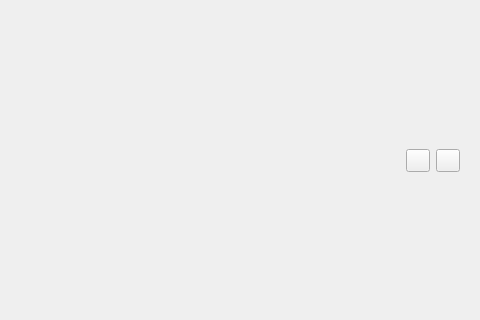
Old version of the form pomodoro-task-app/ui/tasks_list_view.ui in the repository kun-codes/pomodoro-task-app.py; both pictures show x 320 to 800 and y 139 to 459 of the 800 by 600 pixel window.
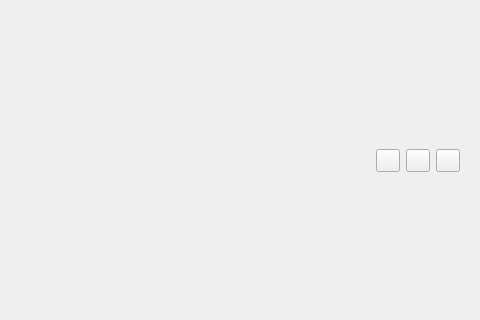
New version of the form. Custom widgets are drawn as their Qt base class.

Commit message: feat(task view): add time tracking display for each individual task

The edit to the form file:
```diff
--- a/pomodoro-task-app/ui/tasks_list_view.ui
+++ b/pomodoro-task-app/ui/tasks_list_view.ui
@@ -50,6 +50,9 @@
            </property>
           </spacer>
          </item>
+         <item>
+          <widget class="ToolButton" name="editTaskTimeButton"/>
+         </item>
          <item>
           <widget class="ToolButton" name="addTaskButton"/>
          </item>
```
The commit also changes 7 other files.
